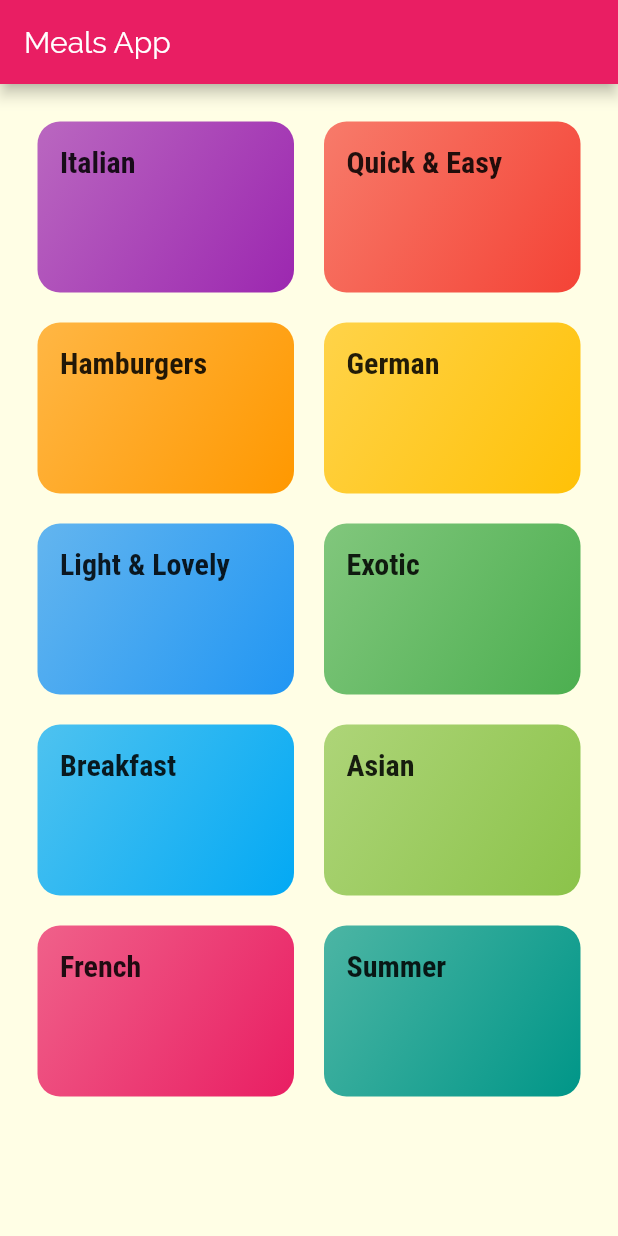
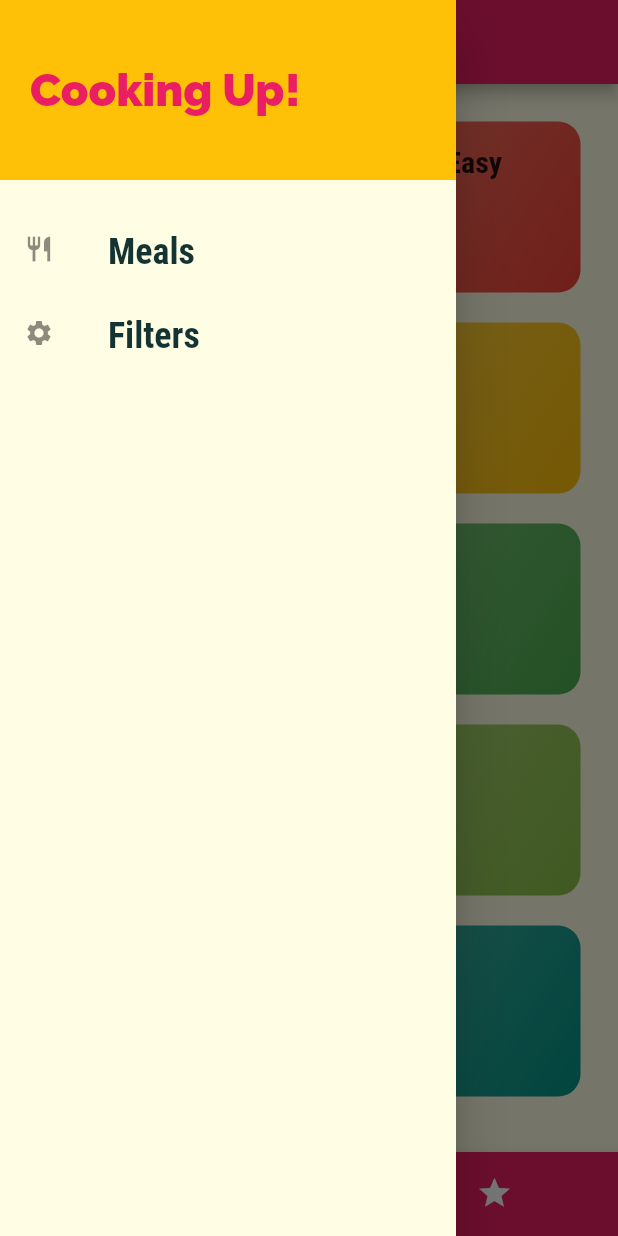
Before and after one commit to RazvanRauta/meals_app, a Flutter app: the screen it shows after launch, with the side drawer open (before the commit the screen has no drawer), on a phone screen of 412 x 824 dp. Run offline on Flutter 3.47's test engine with Material 2 defaults, Android fonts, the phone set to English and light mode, and no system bars.

Commit message:
Added Tabs, Filters and Favorites screens

```diff
--- /dev/null
+++ b/lib/components/drawer_content.dart
@@ -0,0 +1,55 @@
+import 'package:flutter/material.dart';
+import 'package:meals_app/screens/filters_screen.dart';
+import 'package:meals_app/screens/tabs_screen.dart';
+
+class DrawerContent extends StatelessWidget {
+  Widget buildList(String title, IconData icon, Function tabHandler) {
+    return ListTile(
+      leading: Icon(
+        icon,
+        size: 20,
+      ),
+      title: Text(
+        title,
+        style: TextStyle(
+            fontFamily: 'RobotoCondensed',
+            fontSize: 24,
+            fontWeight: FontWeight.bold),
+      ),
+      onTap: tabHandler,
+    );
+  }
+
+  @override
+  Widget build(BuildContext context) {
+    return Drawer(
+      child: Column(
+        children: [
+          Container(
+            height: 120,
+            width: double.infinity,
+            padding: const EdgeInsets.all(20),
+            alignment: Alignment.centerLeft,
+            color: Theme.of(context).accentColor,
+            child: Text(
+              'Cooking Up!',
+              style: TextStyle(
+                  fontWeight: FontWeight.w900,
+                  fontSize: 30,
+                  color: Theme.of(context).primaryColor),
+            ),
+          ),
+          SizedBox(
+            height: 20,
+          ),
+          buildList('Meals', Icons.restaurant, () {
+            Navigator.of(context).pushReplacementNamed(TabsScreen.routeName);
+          }),
+          buildList('Filters', Icons.settings, () {
+            Navigator.of(context).pushReplacementNamed(FiltersScreen.routeName);
+          }),
+        ],
+      ),
+    );
+  }
+}
--- a/lib/main.dart
+++ b/lib/main.dart
@@ -1,18 +1,75 @@
 import 'package:flutter/material.dart';
-import 'package:meals_app/screens/categories_screen.dart';
 
+import 'data/dummy_data.dart';
+import 'screens/categories_screen.dart';
+import 'models/meal.dart';
 import 'navigation/navigation.dart';
 import 'theme/theme.dart';
 
 void main() => runApp(MyApp());
 
-class MyApp extends StatelessWidget {
+class MyApp extends StatefulWidget {
+  @override
+  _MyAppState createState() => _MyAppState();
+}
+
+class _MyAppState extends State<MyApp> {
+  Map<String, bool> _filters = {
+    'gluten': false,
+    'lactose': false,
+    'vegan': false,
+    'vegetarian': false
+  };
+
+  List<Meal> _availableMeals = DUMMY_MEALS;
+  List<Meal> _favoriteMeals = [];
+
+  void _setFilters(Map<String, bool> filterData) {
+    setState(() {
+      _filters = filterData;
+      _availableMeals = DUMMY_MEALS.where((meal) {
+        if (_filters['gluten'] && !meal.isGlutenFree) {
+          return false;
+        }
+        if (_filters['lactose'] && !meal.isLactoseFree) {
+          return false;
+        }
+        if (_filters['vegan'] && !meal.isVegan) {
+          return false;
+        }
+        if (_filters['vegetarian'] && !meal.isVegetarian) {
+          return false;
+        }
+        return true;
+      }).toList();
+    });
+  }
+
+  void _setMealAsFavorite(String id) {
+    final existingIndex = _favoriteMeals.indexWhere((meal) => meal.id == id);
+
+    if (existingIndex >= 0) {
+      setState(() {
+        _favoriteMeals.removeAt(existingIndex);
+      });
+    } else {
+      setState(() {
+        _favoriteMeals.add(DUMMY_MEALS.firstWhere((meal) => meal.id == id));
+      });
+    }
+  }
+
+  bool _isFavorite(String id) {
+    return _favoriteMeals.any((meal) => meal.id == id);
+  }
+
   @override
   Widget build(BuildContext context) {
     return MaterialApp(
       title: 'DeliMeals',
       theme: theme,
-      routes: routes,
+      routes: routes(_filters, _setFilters, _availableMeals, _favoriteMeals,
+          _setMealAsFavorite, _isFavorite),
       onUnknownRoute: (settings) {
         return MaterialPageRoute(builder: (ctx) => CategoriesScreen());
       },
--- a/lib/navigation/navigation.dart
+++ b/lib/navigation/navigation.dart
@@ -1,11 +1,38 @@
+import '../models/meal.dart';
+import '../screens/categories_screen.dart';
+import '../screens/favorites_screen.dart';
+import '../screens/filters_screen.dart';
+import '../screens/tabs_screen.dart';
+import '../screens/meals_details_screen.dart';
+import '../screens/category_screen.dart';
+
 import 'package:flutter/material.dart';
 
-import '../screens/meals_details_screen.dart';
-import '../screens/categories_screen.dart';
-import '../screens/category_screen.dart';
-
-Map<String, Widget Function(BuildContext)> routes = <String, WidgetBuilder>{
-  CategoriesScreen.routeName: (ctx) => CategoriesScreen(),
-  CategoryScreen.routeName: (ctx) => CategoryScreen(),
-  MealsDetailsScreen.routName: (ctx) => MealsDetailsScreen(),
-};
+Map<String, Widget Function(BuildContext)> routes(
+    Map<String, bool> filters,
+    Function setFilters,
+    List<Meal> availableMeals,
+    List<Meal> favoriteMeals,
+    Function setFavorite,
+    Function isFavorite) {
+  return <String, WidgetBuilder>{
+    TabsScreen.routeName: (ctx) => TabsScreen(
+          favoriteMeals: favoriteMeals,
+        ),
+    CategoriesScreen.routeName: (ctx) => CategoriesScreen(),
+    CategoryScreen.routeName: (ctx) => CategoryScreen(
+          availableMeals: availableMeals,
+        ),
+    MealsDetailsScreen.routName: (ctx) => MealsDetailsScreen(
+          setFavorite: setFavorite,
+          isFavorite: isFavorite,
+        ),
+    FavoritesScreen.routeName: (ctx) => FavoritesScreen(
+          favoriteMeals: favoriteMeals,
+        ),
+    FiltersScreen.routeName: (ctx) => FiltersScreen(
+          setFilters: setFilters,
+          currentFilters: filters,
+        )
+  };
+}
--- a/lib/screens/categories_screen.dart
+++ b/lib/screens/categories_screen.dart
@@ -4,16 +4,11 @@ import 'package:meals_app/components/category_item.dart';
 import 'package:meals_app/data/dummy_data.dart';
 
 class CategoriesScreen extends StatelessWidget {
-  static const routeName = '/';
+  static const routeName = '/categoriesScreen';
 
   @override
   Widget build(BuildContext context) {
     return Scaffold(
-      appBar: AppBar(
-        title: const Text(
-          'Meals App',
-        ),
-      ),
       body: GridView(
         padding: const EdgeInsets.all(25),
         children: DUMMY_CATEGORIES
--- /dev/null
+++ b/lib/screens/tabs_screen.dart
@@ -0,0 +1,76 @@
+import 'package:flutter/material.dart';
+
+import '../components/drawer_content.dart';
+import '../models/meal.dart';
+import 'categories_screen.dart';
+import 'favorites_screen.dart';
+
+class TabsScreen extends StatefulWidget {
+  static const routeName = '/';
+  final List<Meal> favoriteMeals;
+  const TabsScreen({
+    Key key,
+    @required this.favoriteMeals,
+  }) : super(key: key);
+
+  @override
+  _TabsScreenState createState() => _TabsScreenState();
+}
+
+class _TabsScreenState extends State<TabsScreen> {
+  List<Map<String, Object>> _pages(List<Meal> favoriteMeals) {
+    return [
+      {'page': CategoriesScreen(), 'title': 'Categories'},
+      {
+        'page': FavoritesScreen(
+          favoriteMeals: favoriteMeals,
+        ),
+        'title': 'Your Favorites'
+      }
+    ];
+  }
+
+  int _selectedPageIndex = 0;
+  void _selectPage(int index) {
+    setState(() {
+      _selectedPageIndex = index;
+    });
+  }
+
+  @override
+  Widget build(BuildContext context) {
+    return Scaffold(
+      drawer: DrawerContent(),
+      appBar: AppBar(
+        title: Text(
+          _pages(widget.favoriteMeals)[_selectedPageIndex]['title'],
+        ),
+      ),
+      body: _pages(widget.favoriteMeals)[_selectedPageIndex]['page'],
+      bottomNavigationBar: BottomNavigationBar(
+        unselectedItemColor: Colors.white,
+        selectedItemColor: Theme.of(context).accentColor,
+        onTap: _selectPage,
+        backgroundColor: Theme.of(context).primaryColor,
+        currentIndex: _selectedPageIndex,
+        type: BottomNavigationBarType.shifting,
+        items: [
+          BottomNavigationBarItem(
+            backgroundColor: Theme.of(context).primaryColor,
+            icon: Icon(Icons.category),
+            title: Text(
+              'Categories',
+            ),
+          ),
+          BottomNavigationBarItem(
+            backgroundColor: Theme.of(context).primaryColor,
+            icon: Icon(Icons.star),
+            title: Text(
+              'Favorites',
+            ),
+          ),
+        ],
+      ),
+    );
+  }
+}
```
Also changed, not shown: lib/screens/category_screen.dart (+9 -2 lines), lib/screens/favorites_screen.dart (added, +28 -0 lines), lib/screens/filters_screen.dart (added, +116 -0 lines), lib/screens/meals_details_screen.dart (+14 -0 lines).
